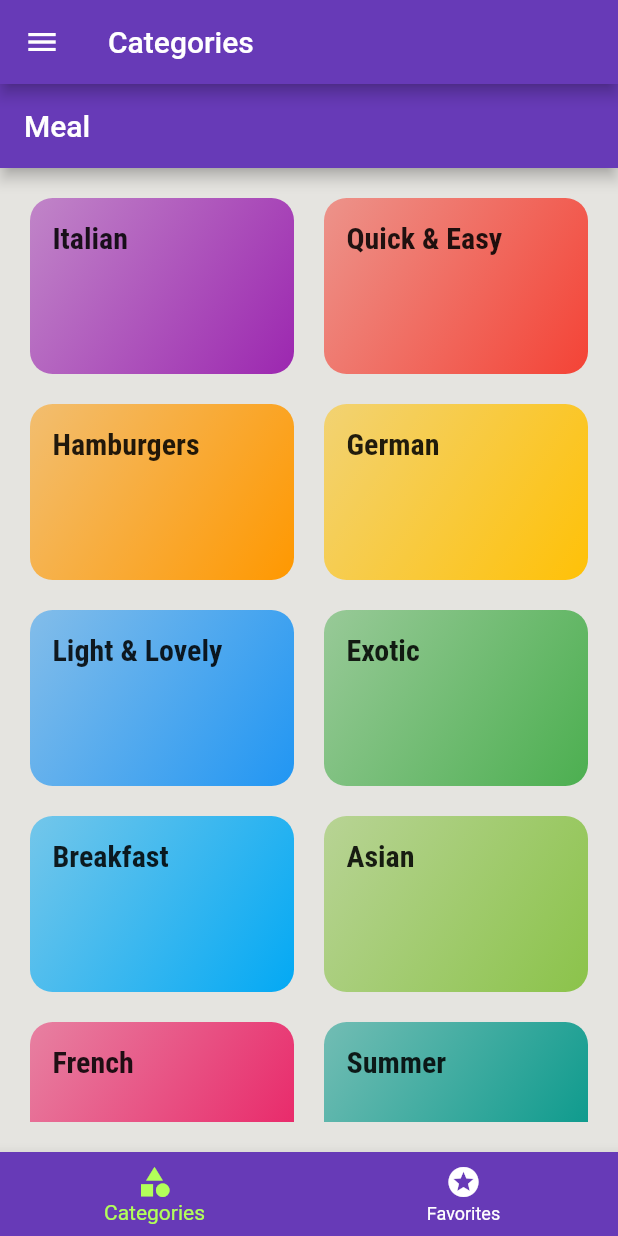
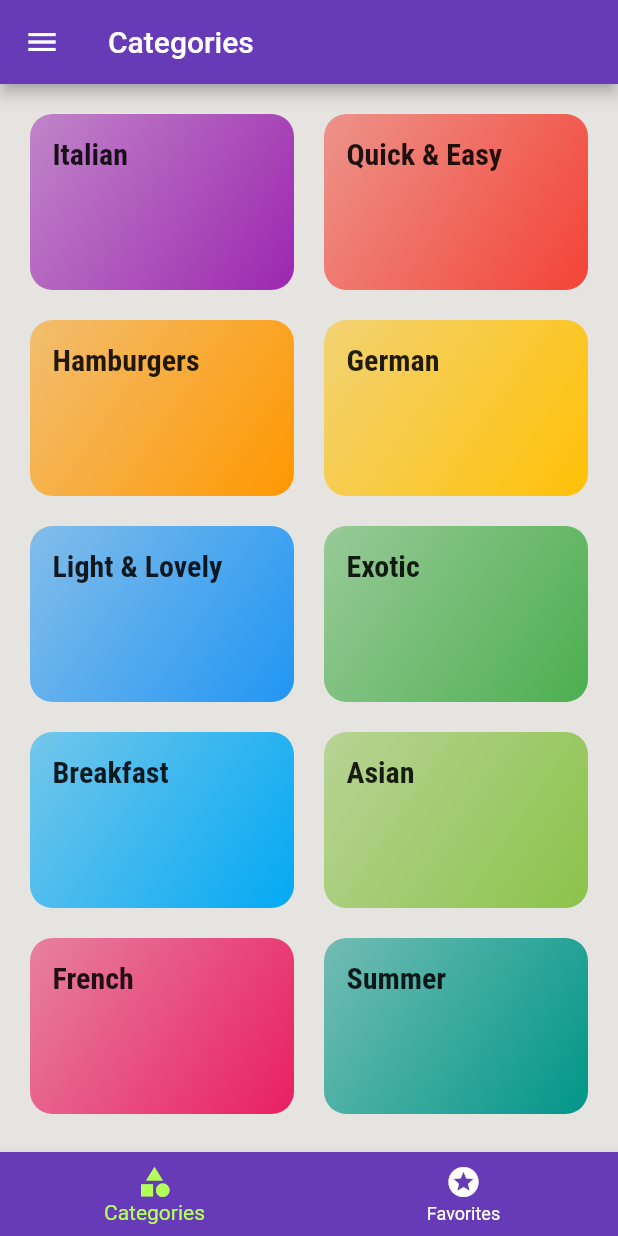
Before and after one commit to Qabbout/Meal, a Flutter app: the screen it shows after launch, on a phone screen of 412 x 824 dp. Run offline on Flutter 3.47's test engine with Material 2 defaults, Android fonts, the phone set to English and light mode, and no system bars.

Commit message:
removed unneeded appbar

```diff
--- a/lib/screens/categories_screen.dart
+++ b/lib/screens/categories_screen.dart
@@ -3,14 +3,10 @@ import 'package:meal/dummy_data.dart';
 import 'package:meal/widgets/category_item.dart';
 
 class CategoriesScreen extends StatelessWidget {
-  const CategoriesScreen({Key? key}) : super(key: key);
 
   @override
   Widget build(BuildContext context) {
     return Scaffold(
-      appBar: AppBar(
-        title: Text("Meal"),
-      ),
       body: Padding(
         padding: const EdgeInsets.all(20.0),
         child: GridView(
```
